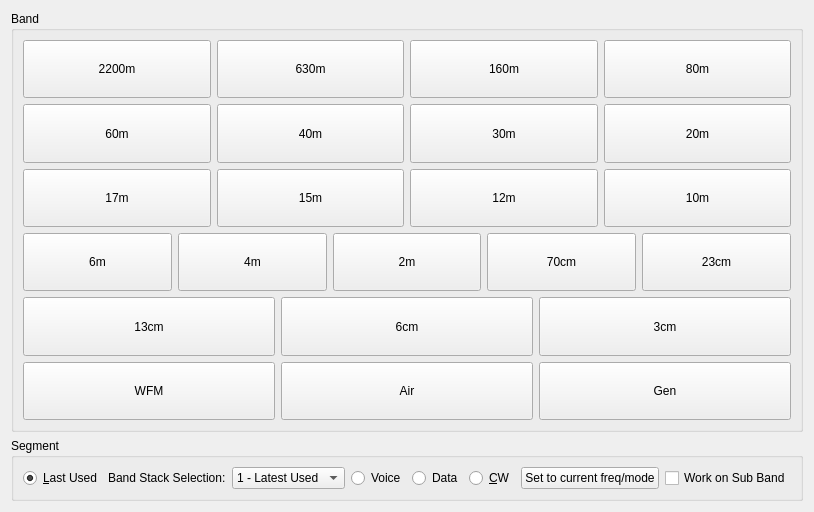
The window that src/bandbuttons.ui (kazushinjo/wfview-mac) describes before a commit, drawn with Qt 5.
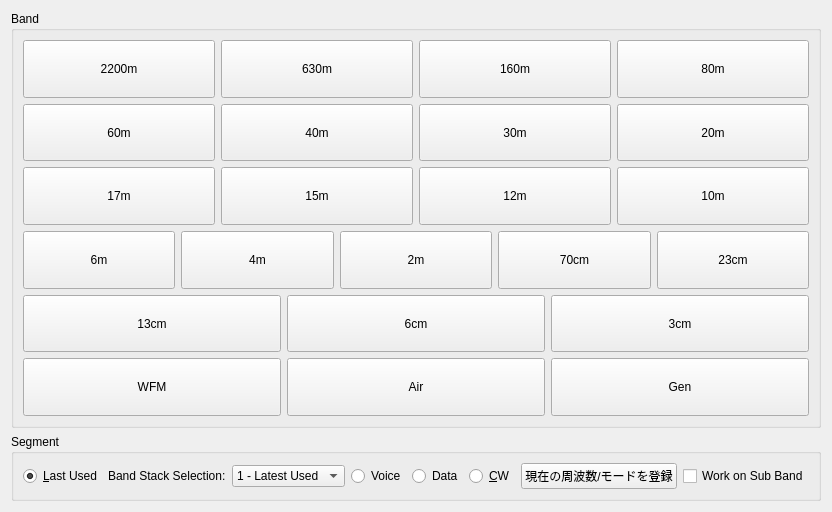
The same window after the commit.

What changed in the file:
```diff
--- a/src/bandbuttons.ui
+++ b/src/bandbuttons.ui
@@ -697,7 +697,7 @@
          <string>Use this button to set the current bandstack register frequency/mode</string>
         </property>
         <property name="text">
-         <string>Set to current freq/mode</string>
+         <string>現在の周波数/モードを登録</string>
         </property>
        </widget>
       </item>
```
